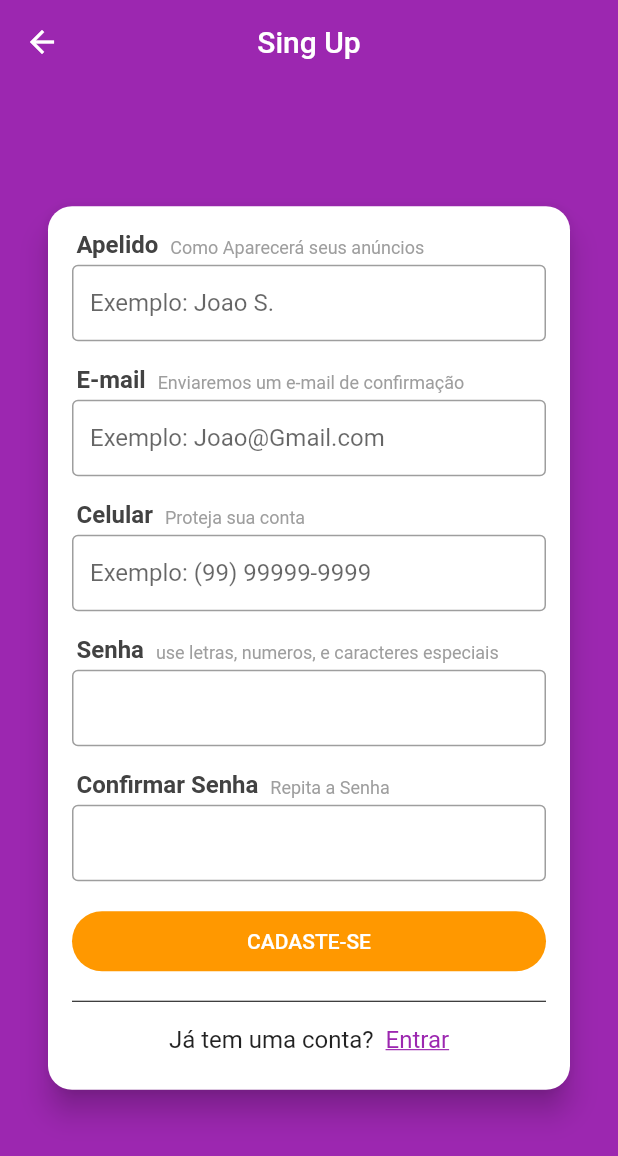
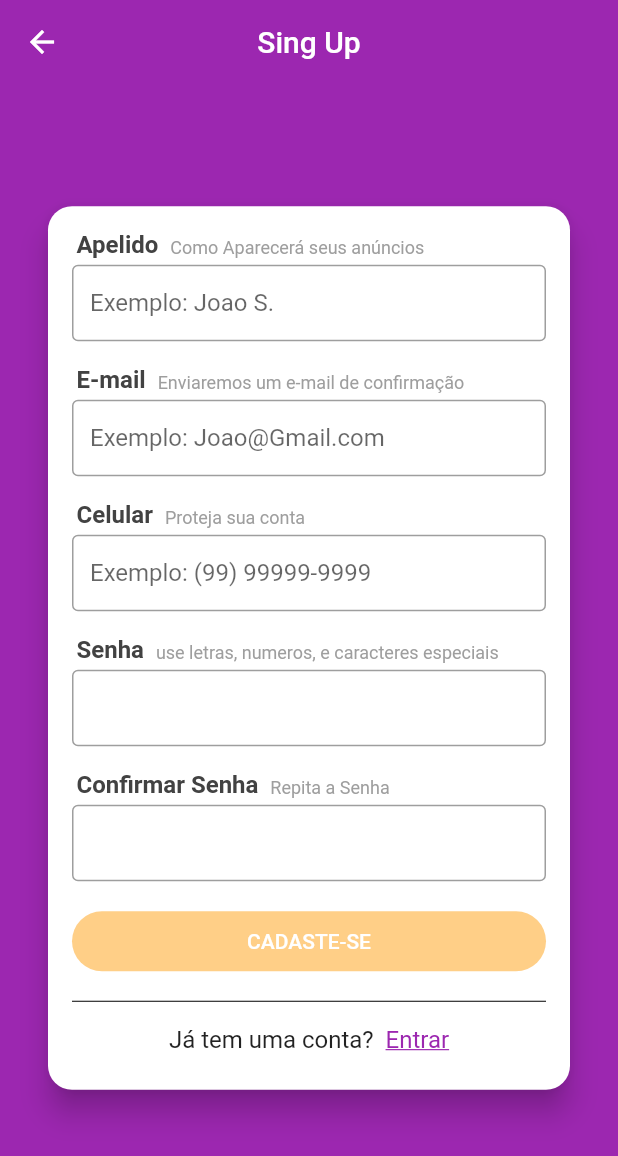
Before and after one commit to Abnner13/Jujuri_OLX, a Flutter app: the SingUpScreen screen opened directly, on a phone screen of 412 x 824 dp. Shown: the top 1156 px of the screen. Run offline on Flutter 3.47's test engine with Material 2 defaults, Android fonts, the phone set to English and light mode, and no system bars; our stand-ins replace brasil_fields, flutter_mobx, get_it, mobx, parse_server_sdk_flutter; generated files the repository leaves out were written again.

```diff
--- a/lib/screens/SingUp/SingUpScreen.dart
+++ b/lib/screens/SingUp/SingUpScreen.dart
@@ -38,6 +38,7 @@ class SingUpScreen extends StatelessWidget {
                     Observer(
                       builder: (_) {
                         return TextField(
+                          enabled: !singUpStore.loading,
                           decoration: InputDecoration(
                             border: OutlineInputBorder(),
                             hintText: 'Exemplo: Joao S.',
@@ -56,6 +57,7 @@ class SingUpScreen extends StatelessWidget {
                     Observer(
                       builder: (_) {
                         return TextField(
+                          enabled: !singUpStore.loading,
                           decoration: InputDecoration(
                             border: OutlineInputBorder(),
                             hintText: 'Exemplo: Joao@Gmail.com',
@@ -76,6 +78,7 @@ class SingUpScreen extends StatelessWidget {
                     Observer(
                       builder: (_) {
                         return TextField(
+                          enabled: !singUpStore.loading,
                           decoration: InputDecoration(
                             border: OutlineInputBorder(),
                             hintText: 'Exemplo: (99) 99999-9999',
@@ -99,6 +102,7 @@ class SingUpScreen extends StatelessWidget {
                     Observer(
                       builder: (_) {
                         return TextField(
+                          enabled: !singUpStore.loading,
                           decoration: InputDecoration(
                             border: const OutlineInputBorder(),
                             isDense: true,
@@ -117,6 +121,7 @@ class SingUpScreen extends StatelessWidget {
                     Observer(
                       builder: (_) {
                         return TextField(
+                          enabled: !singUpStore.loading,
                           decoration: InputDecoration(
                             border: const OutlineInputBorder(),
                             isDense: true,
@@ -127,18 +132,28 @@ class SingUpScreen extends StatelessWidget {
                         );
                       },
                     ),
-                    Container(
+                    Observer(
+                      builder: (_) {
+                        return Container(
                           margin: const EdgeInsets.only(top: 20, bottom: 12),
                           height: 40,
                           child: RaisedButton(
                             color: Colors.orange,
-                        child: Text('CADASTE-SE'),
+                            disabledColor: Colors.orange.withAlpha(120),
+                            child: singUpStore.loading
+                                ? CircularProgressIndicator(
+                                    valueColor:
+                                        AlwaysStoppedAnimation(Colors.white),
+                                  )
+                                : Text('CADASTE-SE'),
                             textColor: Colors.white,
                             elevation: 0,
                             shape: RoundedRectangleBorder(
                                 borderRadius: BorderRadius.circular(20)),
-                        onPressed: () {},
+                            onPressed: singUpStore.singUpPressed,
                           ),
+                        );
+                      },
                     ),
                     Divider(color: Colors.black),
                     Padding(
```
Also changed, not shown: lib/stores/SingUpStore.dart (+19 -0 lines), lib/stores/SingUpStore.g.dart. Lines whose indentation alone changed are shown as unchanged.
